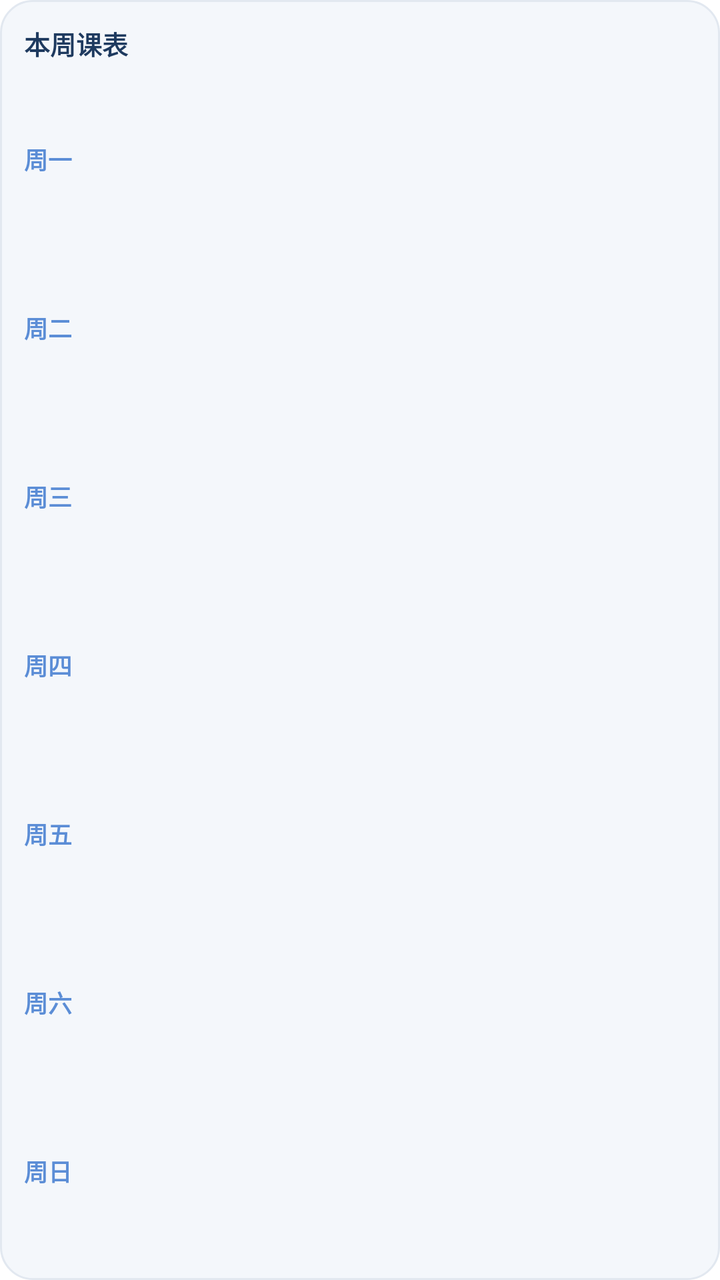
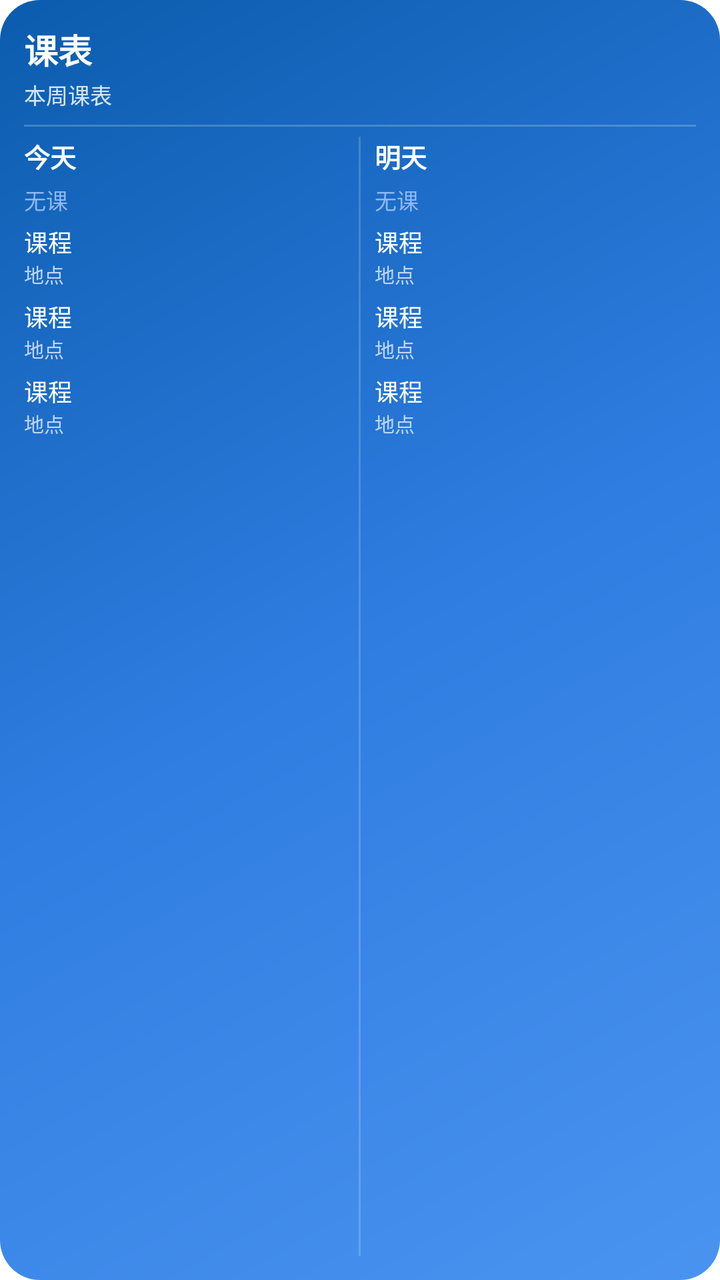

An Android layout rendered at two revisions. The XML below is the earlier revision; the diff shows what the commit changed to produce the second picture.
<!-- AndroidManifest.xml: fallback theme Theme.MaterialComponents.DayNight.NoActionBar -->
<!-- res/layout/course_widget.xml -->
<?xml version="1.0" encoding="utf-8"?>
<LinearLayout xmlns:android="http://schemas.android.com/apk/res/android"
    android:id="@+id/widget_root"
    android:layout_width="match_parent"
    android:layout_height="match_parent"
    android:orientation="vertical"
    android:background="@drawable/course_widget_bg"
    android:padding="12dp">

    <TextView
        android:id="@+id/widget_header"
        android:layout_width="match_parent"
        android:layout_height="wrap_content"
        android:layout_marginBottom="6dp"
        android:text="本周课表"
        android:textColor="#1E3A5F"
        android:textSize="13sp"
        android:textStyle="bold" />

    <LinearLayout
        android:layout_width="match_parent"
        android:layout_height="0dp"
        android:layout_weight="1"
        android:orientation="horizontal"
        android:gravity="center_vertical">

        <TextView
            android:id="@+id/widget_day_1"
            android:layout_width="42dp"
            android:layout_height="wrap_content"
            android:text="周一"
            android:textColor="#5B8DD6"
            android:textSize="12sp"
            android:textStyle="bold" />

        <TextView
            android:id="@+id/widget_courses_1"
            android:layout_width="0dp"
            android:layout_height="wrap_content"
            android:layout_weight="1"
            android:maxLines="1"
            android:ellipsize="end"
            android:textColor="#374151"
            android:textSize="11sp" />
    </LinearLayout>

    <LinearLayout
        android:layout_width="match_parent"
        android:layout_height="0dp"
        android:layout_weight="1"
        android:orientation="horizontal"
        android:gravity="center_vertical">

        <TextView
            android:id="@+id/widget_day_2"
            android:layout_width="42dp"
            android:layout_height="wrap_content"
            android:text="周二"
            android:textColor="#5B8DD6"
            android:textSize="12sp"
            android:textStyle="bold" />

        <TextView
            android:id="@+id/widget_courses_2"
            android:layout_width="0dp"
            android:layout_height="wrap_content"
            android:layout_weight="1"
            android:maxLines="1"
            android:ellipsize="end"
            android:textColor="#374151"
            android:textSize="11sp" />
    </LinearLayout>

    <LinearLayout
        android:layout_width="match_parent"
        android:layout_height="0dp"
        android:layout_weight="1"
        android:orientation="horizontal"
        android:gravity="center_vertical">

        <TextView
            android:id="@+id/widget_day_3"
            android:layout_width="42dp"
            android:layout_height="wrap_content"
            android:text="周三"
            android:textColor="#5B8DD6"
            android:textSize="12sp"
            android:textStyle="bold" />

        <TextView
            android:id="@+id/widget_courses_3"
            android:layout_width="0dp"
            android:layout_height="wrap_content"
            android:layout_weight="1"
            android:maxLines="1"
            android:ellipsize="end"
            android:textColor="#374151"
            android:textSize="11sp" />
    </LinearLayout>

    <LinearLayout
        android:layout_width="match_parent"
        android:layout_height="0dp"
        android:layout_weight="1"
        android:orientation="horizontal"
        android:gravity="center_vertical">

        <TextView
            android:id="@+id/widget_day_4"
            android:layout_width="42dp"
            android:layout_height="wrap_content"
            android:text="周四"
            android:textColor="#5B8DD6"
            android:textSize="12sp"
            android:textStyle="bold" />

        <TextView
            android:id="@+id/widget_courses_4"
            android:layout_width="0dp"
            android:layout_height="wrap_content"
            android:layout_weight="1"
            android:maxLines="1"
            android:ellipsize="end"
            android:textColor="#374151"
            android:textSize="11sp" />
    </LinearLayout>

    <LinearLayout
        android:layout_width="match_parent"
        android:layout_height="0dp"
        android:layout_weight="1"
        android:orientation="horizontal"
        android:gravity="center_vertical">

        <TextView
            android:id="@+id/widget_day_5"
            android:layout_width="42dp"
            android:layout_height="wrap_content"
            android:text="周五"
            android:textColor="#5B8DD6"
            android:textSize="12sp"
            android:textStyle="bold" />

        <TextView
            android:id="@+id/widget_courses_5"
            android:layout_width="0dp"
            android:layout_height="wrap_content"
            android:layout_weight="1"
            android:maxLines="1"
            android:ellipsize="end"
            android:textColor="#374151"
            android:textSize="11sp" />
    </LinearLayout>

    <LinearLayout
        android:layout_width="match_parent"
        android:layout_height="0dp"
        android:layout_weight="1"
        android:orientation="horizontal"
        android:gravity="center_vertical">

        <TextView
            android:id="@+id/widget_day_6"
            android:layout_width="42dp"
            android:layout_height="wrap_content"
            android:text="周六"
            android:textColor="#5B8DD6"
            android:textSize="12sp"
            android:textStyle="bold" />

        <TextView
            android:id="@+id/widget_courses_6"
            android:layout_width="0dp"
            android:layout_height="wrap_content"
            android:layout_weight="1"
            android:maxLines="1"
            android:ellipsize="end"
            android:textColor="#374151"
            android:textSize="11sp" />
    </LinearLayout>

    <LinearLayout
        android:layout_width="match_parent"
        android:layout_height="0dp"
        android:layout_weight="1"
        android:orientation="horizontal"
        android:gravity="center_vertical">

        <TextView
            android:id="@+id/widget_day_7"
            android:layout_width="42dp"
            android:layout_height="wrap_content"
            android:text="周日"
            android:textColor="#5B8DD6"
            android:textSize="12sp"
            android:textStyle="bold" />

        <TextView
            android:id="@+id/widget_courses_7"
            android:layout_width="0dp"
            android:layout_height="wrap_content"
            android:layout_weight="1"
            android:maxLines="1"
            android:ellipsize="end"
            android:textColor="#374151"
            android:textSize="11sp" />
    </LinearLayout>
</LinearLayout>
<!-- resources referenced by this layout -->
<resources>
  <!-- drawable course_widget_bg (drawable) -->
  <?xml version="1.0" encoding="utf-8"?>
  <shape xmlns:android="http://schemas.android.com/apk/res/android"
      android:shape="rectangle">
      <solid android:color="#F4F7FB" />
      <corners android:radius="16dp" />
      <stroke
          android:width="1dp"
          android:color="#E2E8F0" />
  </shape>
</resources>

<!-- the commit's change to res/layout/course_widget.xml (unified diff, before → after) -->
@@ -11,198 +11,262 @@
         android:id="@+id/widget_header"
         android:layout_width="match_parent"
         android:layout_height="wrap_content"
-        android:layout_marginBottom="6dp"
+        android:text="课表"
+        android:textColor="#FFFFFF"
+        android:textSize="17sp"
+        android:textStyle="bold"
+        android:maxLines="1"
+        android:ellipsize="end" />
+
+    <TextView
+        android:id="@+id/widget_sub"
+        android:layout_width="match_parent"
+        android:layout_height="wrap_content"
+        android:layout_marginTop="2dp"
         android:text="本周课表"
-        android:textColor="#1E3A5F"
-        android:textSize="13sp"
-        android:textStyle="bold" />
+        android:textColor="#D7E5FF"
+        android:textSize="11sp"
+        android:maxLines="1"
+        android:ellipsize="end" />
+
+    <View
+        android:layout_width="match_parent"
+        android:layout_height="1dp"
+        android:layout_marginTop="7dp"
+        android:layout_marginBottom="5dp"
+        android:background="#33FFFFFF" />
 
     <LinearLayout
         android:layout_width="match_parent"
         android:layout_height="0dp"
         android:layout_weight="1"
-        android:orientation="horizontal"
-        android:gravity="center_vertical">
-
-        <TextView
-            android:id="@+id/widget_day_1"
-            android:layout_width="42dp"
-            android:layout_height="wrap_content"
-            android:text="周一"
-            android:textColor="#5B8DD6"
-            android:textSize="12sp"
-            android:textStyle="bold" />
-
-        <TextView
-            android:id="@+id/widget_courses_1"
+        android:orientation="horizontal">
+
+        <LinearLayout
             android:layout_width="0dp"
-            android:layout_height="wrap_content"
+            android:layout_height="match_parent"
             android:layout_weight="1"
-            android:maxLines="1"
-            android:ellipsize="end"
-            android:textColor="#374151"
-            android:textSize="11sp" />
-    </LinearLayout>
-
-    <LinearLayout
-        android:layout_width="match_parent"
-        android:layout_height="0dp"
-        android:layout_weight="1"
-        android:orientation="horizontal"
-        android:gravity="center_vertical">
-
-        <TextView
-            android:id="@+id/widget_day_2"
-            android:layout_width="42dp"
-            android:layout_height="wrap_content"
-            android:text="周二"
-            android:textColor="#5B8DD6"
-            android:textSize="12sp"
-            android:textStyle="bold" />
-
-        <TextView
-            android:id="@+id/widget_courses_2"
+            android:orientation="vertical">
+
+            <TextView
+                android:id="@+id/col_l_title"
+                android:layout_width="match_parent"
+                android:layout_height="wrap_content"
+                android:text="今天"
+                android:textColor="#FFFFFF"
+                android:textSize="13sp"
+                android:textStyle="bold"
+                android:maxLines="1" />
+
+            <TextView
+                android:id="@+id/col_l_empty"
+                android:layout_width="match_parent"
+                android:layout_height="wrap_content"
+                android:layout_marginTop="4dp"
+                android:text="无课"
+                android:textColor="#8FB8F5"
+                android:textSize="11sp" />
+
+            <LinearLayout
+                android:id="@+id/col_l_row_1"
+                android:layout_width="match_parent"
+                android:layout_height="wrap_content"
+                android:layout_marginTop="4dp"
+                android:orientation="vertical">
+
+                <TextView
+                    android:id="@+id/col_l_c1"
+                    android:layout_width="match_parent"
+                    android:layout_height="wrap_content"
+                    android:text="课程"
+                    android:textColor="#FFFFFF"
+                    android:textSize="12sp"
+                    android:maxLines="1"
+                    android:ellipsize="end" />
+
+                <TextView
+                    android:id="@+id/col_l_s1"
+                    android:layout_width="match_parent"
+                    android:layout_height="wrap_content"
+                    android:text="地点"
+                    android:textColor="#BFD6FF"
+                    android:textSize="10sp"
+                    android:maxLines="1"
+                    android:ellipsize="end" />
+            </LinearLayout>
+
+            <LinearLayout
+                android:id="@+id/col_l_row_2"
+                android:layout_width="match_parent"
+                android:layout_height="wrap_content"
+                android:layout_marginTop="5dp"
+                android:orientation="vertical">
+
+                <TextView
+                    android:id="@+id/col_l_c2"
+                    android:layout_width="match_parent"
+                    android:layout_height="wrap_content"
+                    android:text="课程"
+                    android:textColor="#FFFFFF"
+                    android:textSize="12sp"
+                    android:maxLines="1"
+                    android:ellipsize="end" />
+
+                <TextView
+                    android:id="@+id/col_l_s2"
+                    android:layout_width="match_parent"
+                    android:layout_height="wrap_content"
+                    android:text="地点"
+                    android:textColor="#BFD6FF"
+                    android:textSize="10sp"
+                    android:maxLines="1"
+                    android:ellipsize="end" />
+            </LinearLayout>
+
+            <LinearLayout
+                android:id="@+id/col_l_row_3"
+                android:layout_width="match_parent"
+                android:layout_height="wrap_content"
+                android:layout_marginTop="5dp"
+                android:orientation="vertical">
+
+                <TextView
+                    android:id="@+id/col_l_c3"
+                    android:layout_width="match_parent"
+                    android:layout_height="wrap_content"
+                    android:text="课程"
+                    android:textColor="#FFFFFF"
+                    android:textSize="12sp"
+                    android:maxLines="1"
+                    android:ellipsize="end" />
+
+                <TextView
+                    android:id="@+id/col_l_s3"
+                    android:layout_width="match_parent"
+                    android:layout_height="wrap_content"
+                    android:text="地点"
+                    android:textColor="#BFD6FF"
+                    android:textSize="10sp"
+                    android:maxLines="1"
+                    android:ellipsize="end" />
+            </LinearLayout>
+        </LinearLayout>
+
+        <View
+            android:layout_width="1dp"
+            android:layout_height="match_parent"
+            android:layout_marginStart="7dp"
+            android:layout_marginEnd="7dp"
+            android:background="#2EFFFFFF" />
+
+        <LinearLayout
             android:layout_width="0dp"
-            android:layout_height="wrap_content"
+            android:layout_height="match_parent"
             android:layout_weight="1"
-            android:maxLines="1"
-            android:ellipsize="end"
-            android:textColor="#374151"
-            android:textSize="11sp" />
-    </LinearLayout>
-
-    <LinearLayout
-        android:layout_width="match_parent"
-        android:layout_height="0dp"
-        android:layout_weight="1"
-        android:orientation="horizontal"
-        android:gravity="center_vertical">
-
-        <TextView
-            android:id="@+id/widget_day_3"
-            android:layout_width="42dp"
-            android:layout_height="wrap_content"
-            android:text="周三"
-            android:textColor="#5B8DD6"
-            android:textSize="12sp"
-            android:textStyle="bold" />
-
-        <TextView
-            android:id="@+id/widget_courses_3"
-            android:layout_width="0dp"
-            android:layout_height="wrap_content"
-            android:layout_weight="1"
-            android:maxLines="1"
-            android:ellipsize="end"
-            android:textColor="#374151"
-            android:textSize="11sp" />
-    </LinearLayout>
-
-    <LinearLayout
-        android:layout_width="match_parent"
-        android:layout_height="0dp"
-        android:layout_weight="1"
-        android:orientation="horizontal"
-        android:gravity="center_vertical">
-
-        <TextView
-            android:id="@+id/widget_day_4"
-            android:layout_width="42dp"
-            android:layout_height="wrap_content"
-            android:text="周四"
-            android:textColor="#5B8DD6"
-            android:textSize="12sp"
-            android:textStyle="bold" />
-
-        <TextView
-            android:id="@+id/widget_courses_4"
-            android:layout_width="0dp"
-            android:layout_height="wrap_content"
-            android:layout_weight="1"
-            android:maxLines="1"
-            android:ellipsize="end"
-            android:textColor="#374151"
-            android:textSize="11sp" />
-    </LinearLayout>
-
-    <LinearLayout
-        android:layout_width="match_parent"
-        android:layout_height="0dp"
-        android:layout_weight="1"
-        android:orientation="horizontal"
-        android:gravity="center_vertical">
-
-        <TextView
-            android:id="@+id/widget_day_5"
-            android:layout_width="42dp"
-            android:layout_height="wrap_content"
-            android:text="周五"
-            android:textColor="#5B8DD6"
-            android:textSize="12sp"
-            android:textStyle="bold" />
-
-        <TextView
-            android:id="@+id/widget_courses_5"
-            android:layout_width="0dp"
-            android:layout_height="wrap_content"
-            android:layout_weight="1"
-            android:maxLines="1"
-            android:ellipsize="end"
-            android:textColor="#374151"
-            android:textSize="11sp" />
-    </LinearLayout>
-
-    <LinearLayout
-        android:layout_width="match_parent"
-        android:layout_height="0dp"
-        android:layout_weight="1"
-        android:orientation="horizontal"
-        android:gravity="center_vertical">
-
-        <TextView
-            android:id="@+id/widget_day_6"
-            android:layout_width="42dp"
-            android:layout_height="wrap_content"
-            android:text="周六"
-            android:textColor="#5B8DD6"
-            android:textSize="12sp"
-            android:textStyle="bold" />
-
-        <TextView
-            android:id="@+id/widget_courses_6"
-            android:layout_width="0dp"
-            android:layout_height="wrap_content"
-            android:layout_weight="1"
-            android:maxLines="1"
-            android:ellipsize="end"
-            android:textColor="#374151"
-            android:textSize="11sp" />
-    </LinearLayout>
-
-    <LinearLayout
-        android:layout_width="match_parent"
-        android:layout_height="0dp"
-        android:layout_weight="1"
-        android:orientation="horizontal"
-        android:gravity="center_vertical">
-
-        <TextView
-            android:id="@+id/widget_day_7"
-            android:layout_width="42dp"
-            android:layout_height="wrap_content"
-            android:text="周日"
-            android:textColor="#5B8DD6"
-            android:textSize="12sp"
-            android:textStyle="bold" />
-
-        <TextView
-            android:id="@+id/widget_courses_7"
-            android:layout_width="0dp"
-            android:layout_height="wrap_content"
-            android:layout_weight="1"
-            android:maxLines="1"
-            android:ellipsize="end"
-            android:textColor="#374151"
-            android:textSize="11sp" />
+            android:orientation="vertical">
+
+            <TextView
+                android:id="@+id/col_r_title"
+                android:layout_width="match_parent"
+                android:layout_height="wrap_content"
+                android:text="明天"
+                android:textColor="#FFFFFF"
+                android:textSize="13sp"
+                android:textStyle="bold"
+                android:maxLines="1" />
+
+            <TextView
+                android:id="@+id/col_r_empty"
+                android:layout_width="match_parent"
+                android:layout_height="wrap_content"
+                android:layout_marginTop="4dp"
+                android:text="无课"
+                android:textColor="#8FB8F5"
+                android:textSize="11sp" />
+
+            <LinearLayout
+                android:id="@+id/col_r_row_1"
+                android:layout_width="match_parent"
+                android:layout_height="wrap_content"
+                android:layout_marginTop="4dp"
+                android:orientation="vertical">
+
+                <TextView
+                    android:id="@+id/col_r_c1"
+                    android:layout_width="match_parent"
+                    android:layout_height="wrap_content"
+                    android:text="课程"
+                    android:textColor="#FFFFFF"
+                    android:textSize="12sp"
+                    android:maxLines="1"
+                    android:ellipsize="end" />
+
+                <TextView
+                    android:id="@+id/col_r_s1"
+                    android:layout_width="match_parent"
+                    android:layout_height="wrap_content"
+                    android:text="地点"
+                    android:textColor="#BFD6FF"
+                    android:textSize="10sp"
+                    android:maxLines="1"
+                    android:ellipsize="end" />
+            </LinearLayout>
+
+            <LinearLayout
+                android:id="@+id/col_r_row_2"
+                android:layout_width="match_parent"
+                android:layout_height="wrap_content"
+                android:layout_marginTop="5dp"
+                android:orientation="vertical">
+
+                <TextView
+                    android:id="@+id/col_r_c2"
+                    android:layout_width="match_parent"
+                    android:layout_height="wrap_content"
+                    android:text="课程"
+                    android:textColor="#FFFFFF"
+                    android:textSize="12sp"
+                    android:maxLines="1"
+                    android:ellipsize="end" />
+
+                <TextView
+                    android:id="@+id/col_r_s2"
+                    android:layout_width="match_parent"
+                    android:layout_height="wrap_content"
+                    android:text="地点"
+                    android:textColor="#BFD6FF"
+                    android:textSize="10sp"
+                    android:maxLines="1"
+                    android:ellipsize="end" />
+            </LinearLayout>
+
+            <LinearLayout
+                android:id="@+id/col_r_row_3"
+                android:layout_width="match_parent"
+                android:layout_height="wrap_content"
+                android:layout_marginTop="5dp"
+                android:orientation="vertical">
+
+                <TextView
+                    android:id="@+id/col_r_c3"
+                    android:layout_width="match_parent"
+                    android:layout_height="wrap_content"
+                    android:text="课程"
+                    android:textColor="#FFFFFF"
+                    android:textSize="12sp"
+                    android:maxLines="1"
+                    android:ellipsize="end" />
+
+                <TextView
+                    android:id="@+id/col_r_s3"
+                    android:layout_width="match_parent"
+                    android:layout_height="wrap_content"
+                    android:text="地点"
+                    android:textColor="#BFD6FF"
+                    android:textSize="10sp"
+                    android:maxLines="1"
+                    android:ellipsize="end" />
+            </LinearLayout>
+        </LinearLayout>
     </LinearLayout>
 </LinearLayout>
<!-- resource entries referenced after the edit -->
@@ -4,11 +4,12 @@
   <?xml version="1.0" encoding="utf-8"?>
   <shape xmlns:android="http://schemas.android.com/apk/res/android"
       android:shape="rectangle">
-      <solid android:color="#F4F7FB" />
-      <corners android:radius="16dp" />
-      <stroke
-          android:width="1dp"
-          android:color="#E2E8F0" />
+      <gradient
+          android:angle="135"
+          android:startColor="#4A94F0"
+          android:centerColor="#2F7DE1"
+          android:endColor="#0B5CAD" />
+      <corners android:radius="20dp" />
   </shape>
 </resources>
 
